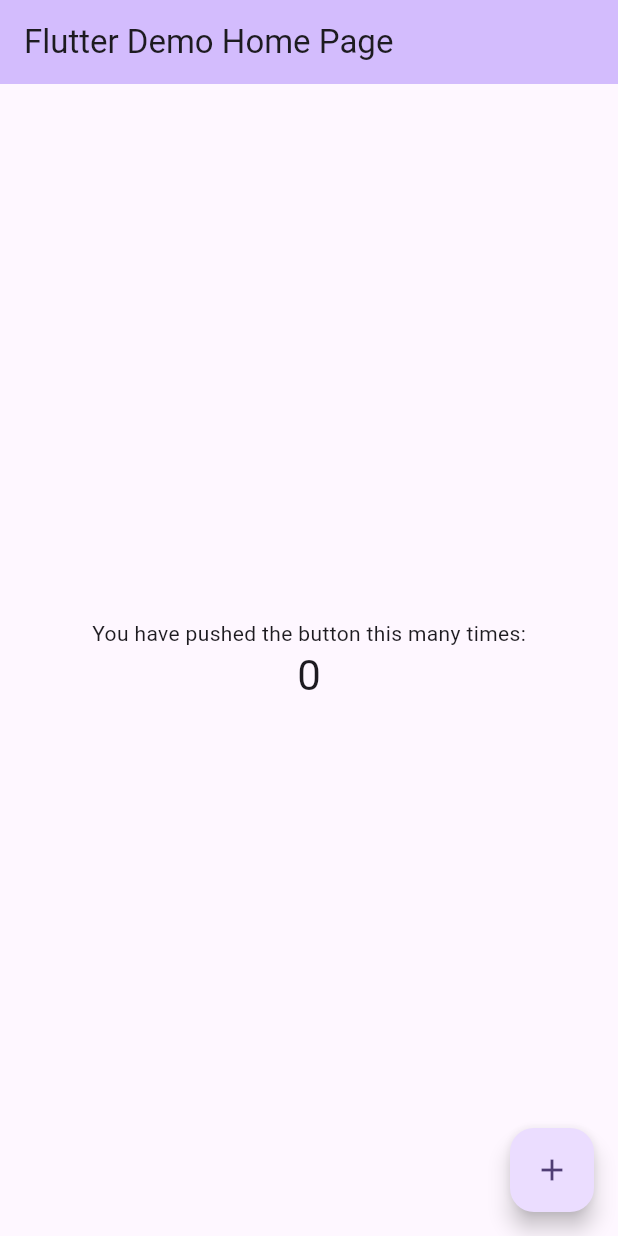
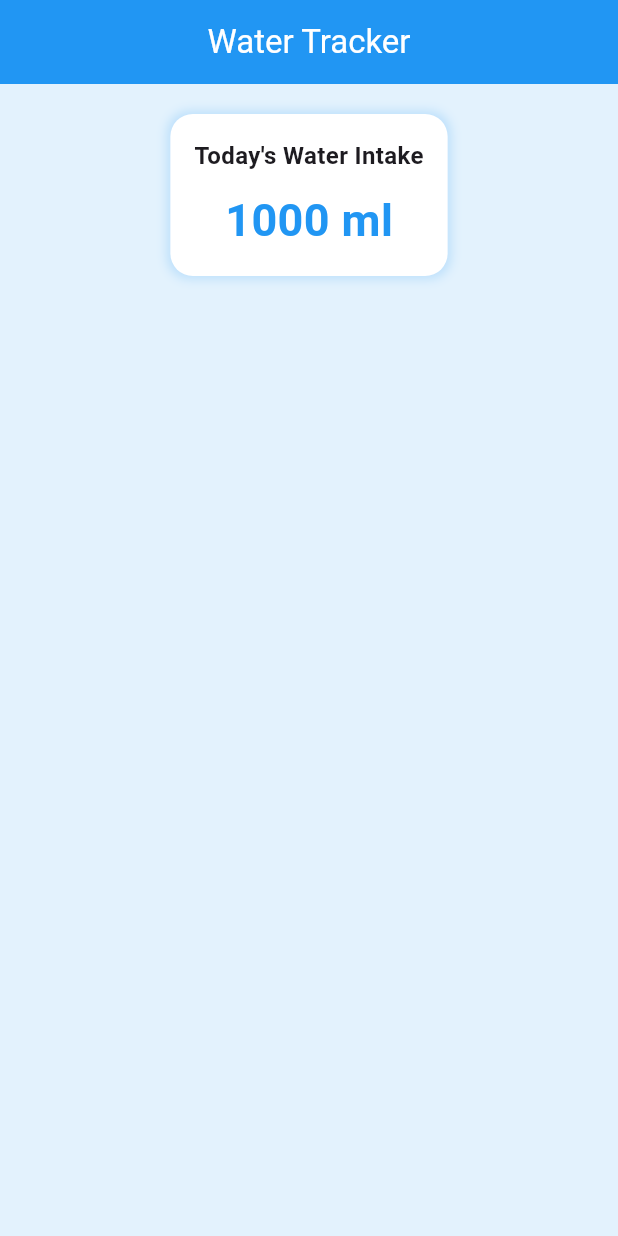
Before and after one commit to WebAdib/watertracker_ostad, a Flutter app: the screen it shows after launch, on a phone screen of 412 x 824 dp. Run offline on Flutter 3.47's test engine with Material 3 defaults, Android fonts, the phone set to English and light mode, and no system bars.

Commit message:
text updated

```diff
--- /dev/null
+++ b/lib/MyApp.dart
@@ -0,0 +1,34 @@
+// My application
+import 'package:flutter/material.dart';
+
+import 'WaterTracker.dart';
+
+class MyApp extends StatelessWidget {
+  const MyApp({super.key});
+
+  @override
+  Widget build(BuildContext context) {
+    return MaterialApp(
+      theme: ThemeData(
+        primaryColor: Colors.blue,
+        primarySwatch: Colors.blue,
+        visualDensity: VisualDensity.adaptivePlatformDensity,
+        appBarTheme: AppBarTheme(
+          color: Colors.blue,
+          centerTitle: true,
+          foregroundColor: Colors.white,
+        ),
+        elevatedButtonTheme: ElevatedButtonThemeData(
+          style: ElevatedButton.styleFrom(
+            backgroundColor: Colors.blue,
+            foregroundColor: Colors.white,
+            elevation: 4.0,
+          ),
+        ),
+      ),
+      title: 'Todo App 1',
+      debugShowCheckedModeBanner: false,
+      home: WaterTracker(),
+    );
+  }
+}
--- /dev/null
+++ b/lib/WaterTracker.dart
@@ -0,0 +1,58 @@
+import 'package:flutter/material.dart';
+
+class WaterTracker extends StatefulWidget {
+  const WaterTracker({super.key});
+
+  @override
+  State<WaterTracker> createState() => _WaterTrackerState();
+}
+
+class _WaterTrackerState extends State<WaterTracker> {
+  @override
+  Widget build(BuildContext context) {
+    return Scaffold(
+      backgroundColor: Colors.blue.shade50,
+      appBar: AppBar(
+        title: Text('Water Tracker'),
+      ),
+      body: Center(
+        child: Column(
+          //crossAxisAlignment: CrossAxisAlignment.center,
+          children: [
+            SizedBox(height: 20),
+            Container(
+              padding: EdgeInsets.all(16),
+              decoration: BoxDecoration(
+                borderRadius: BorderRadius.circular(15),
+                color: Colors.white,
+                boxShadow: [
+                  BoxShadow(
+                    color: Colors.blue.shade500.withOpacity(0.2),
+                    spreadRadius: 2,
+                    blurRadius: 5,
+                  ),
+                ],
+              ),
+              child: Column(
+                children: [
+                  Text(
+                    'Today\'s Water Intake',
+                    style: TextStyle(fontSize: 16, fontWeight: FontWeight.bold),
+                  ),
+                  SizedBox(height: 10),
+                  Text(
+                    '1000 ml',
+                    style: TextStyle(
+                        fontSize: 30,
+                        fontWeight: FontWeight.bold,
+                        color: Colors.blue),
+                  ),
+                ],
+              ),
+            ),
+          ],
+        ),
+      ),
+    );
+  }
+}
--- a/lib/main.dart
+++ b/lib/main.dart
@@ -1,125 +1,7 @@
 import 'package:flutter/material.dart';
+
+import 'MyApp.dart';
 
 void main() {
   runApp(const MyApp());
 }
-
-class MyApp extends StatelessWidget {
-  const MyApp({super.key});
-
-  // This widget is the root of your application.
-  @override
-  Widget build(BuildContext context) {
-    return MaterialApp(
-      title: 'Flutter Demo',
-      theme: ThemeData(
-        // This is the theme of your application.
-        //
-        // TRY THIS: Try running your application with "flutter run". You'll see
-        // the application has a purple toolbar. Then, without quitting the app,
-        // try changing the seedColor in the colorScheme below to Colors.green
-        // and then invoke "hot reload" (save your changes or press the "hot
-        // reload" button in a Flutter-supported IDE, or press "r" if you used
-        // the command line to start the app).
-        //
-        // Notice that the counter didn't reset back to zero; the application
-        // state is not lost during the reload. To reset the state, use hot
-        // restart instead.
-        //
-        // This works for code too, not just values: Most code changes can be
-        // tested with just a hot reload.
-        colorScheme: ColorScheme.fromSeed(seedColor: Colors.deepPurple),
-        useMaterial3: true,
-      ),
-      home: const MyHomePage(title: 'Flutter Demo Home Page'),
-    );
-  }
-}
-
-class MyHomePage extends StatefulWidget {
-  const MyHomePage({super.key, required this.title});
-
-  // This widget is the home page of your application. It is stateful, meaning
-  // that it has a State object (defined below) that contains fields that affect
-  // how it looks.
-
-  // This class is the configuration for the state. It holds the values (in this
-  // case the title) provided by the parent (in this case the App widget) and
-  // used by the build method of the State. Fields in a Widget subclass are
-  // always marked "final".
-
-  final String title;
-
-  @override
-  State<MyHomePage> createState() => _MyHomePageState();
-}
-
-class _MyHomePageState extends State<MyHomePage> {
-  int _counter = 0;
-
-  void _incrementCounter() {
-    setState(() {
-      // This call to setState tells the Flutter framework that something has
-      // changed in this State, which causes it to rerun the build method below
-      // so that the display can reflect the updated values. If we changed
-      // _counter without calling setState(), then the build method would not be
-      // called again, and so nothing would appear to happen.
-      _counter++;
-    });
-  }
-
-  @override
-  Widget build(BuildContext context) {
-    // This method is rerun every time setState is called, for instance as done
-    // by the _incrementCounter method above.
-    //
-    // The Flutter framework has been optimized to make rerunning build methods
-    // fast, so that you can just rebuild anything that needs updating rather
-    // than having to individually change instances of widgets.
-    return Scaffold(
-      appBar: AppBar(
-        // TRY THIS: Try changing the color here to a specific color (to
-        // Colors.amber, perhaps?) and trigger a hot reload to see the AppBar
-        // change color while the other colors stay the same.
-        backgroundColor: Theme.of(context).colorScheme.inversePrimary,
-        // Here we take the value from the MyHomePage object that was created by
-        // the App.build method, and use it to set our appbar title.
-        title: Text(widget.title),
-      ),
-      body: Center(
-        // Center is a layout widget. It takes a single child and positions it
-        // in the middle of the parent.
-        child: Column(
-          // Column is also a layout widget. It takes a list of children and
-          // arranges them vertically. By default, it sizes itself to fit its
-          // children horizontally, and tries to be as tall as its parent.
-          //
-          // Column has various properties to control how it sizes itself and
-          // how it positions its children. Here we use mainAxisAlignment to
-          // center the children vertically; the main axis here is the vertical
-          // axis because Columns are vertical (the cross axis would be
-          // horizontal).
-          //
-          // TRY THIS: Invoke "debug painting" (choose the "Toggle Debug Paint"
-          // action in the IDE, or press "p" in the console), to see the
-          // wireframe for each widget.
-          mainAxisAlignment: MainAxisAlignment.center,
-          children: <Widget>[
-            const Text(
-              'You have pushed the button this many times:',
-            ),
-            Text(
-              '$_counter',
-              style: Theme.of(context).textTheme.headlineMedium,
-            ),
-          ],
-        ),
-      ),
-      floatingActionButton: FloatingActionButton(
-        onPressed: _incrementCounter,
-        tooltip: 'Increment',
-        child: const Icon(Icons.add),
-      ), // This trailing comma makes auto-formatting nicer for build methods.
-    );
-  }
-}
```
